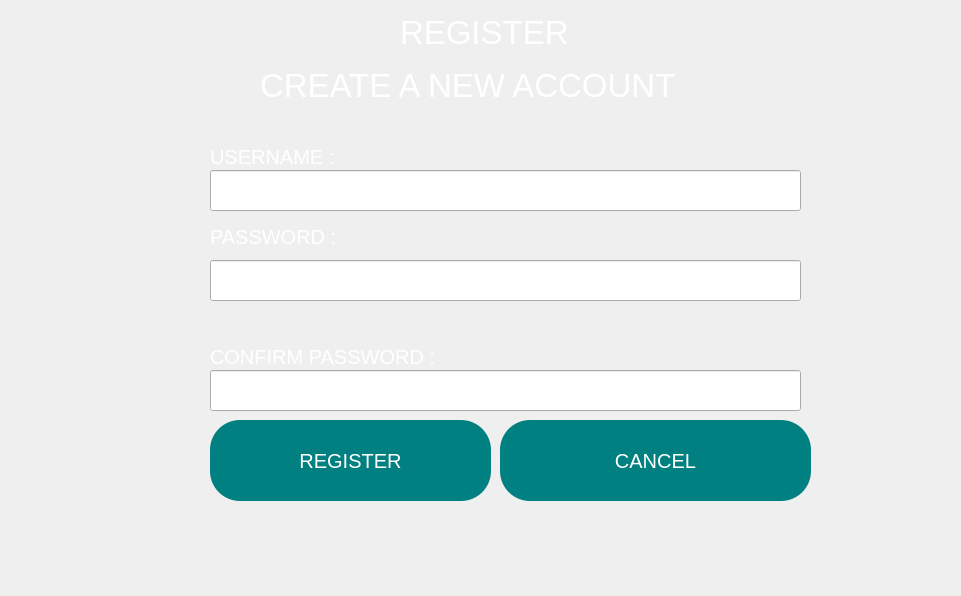
The window that registerwindow.ui (som3a-dot/Tic-Tac-Toe-Project) describes before a commit, drawn with Qt 5.
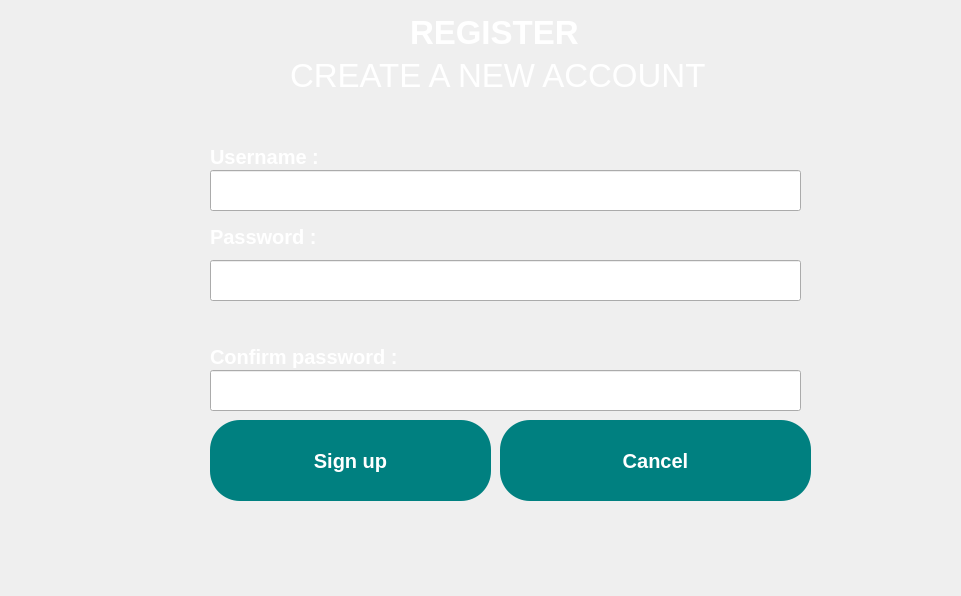
The same window after the commit. Icons and pictures are not drawn.

```diff
--- a/registerwindow.ui
+++ b/registerwindow.ui
@@ -30,6 +30,7 @@
    <property name="font">
     <font>
      <pointsize>15</pointsize>
+     <bold>true</bold>
     </font>
    </property>
    <property name="styleSheet">
@@ -39,21 +40,22 @@
 }</string>
    </property>
    <property name="text">
-    <string>CONFIRM PASSWORD :</string>
+    <string>Confirm password :</string>
    </property>
   </widget>
   <widget class="QLabel" name="label">
    <property name="geometry">
     <rect>
-     <x>400</x>
+     <x>410</x>
      <y>10</y>
-     <width>181</width>
+     <width>191</width>
      <height>44</height>
     </rect>
    </property>
    <property name="font">
     <font>
      <pointsize>25</pointsize>
+     <bold>true</bold>
     </font>
    </property>
    <property name="styleSheet">
@@ -78,6 +80,7 @@
    <property name="font">
     <font>
      <pointsize>15</pointsize>
+     <bold>true</bold>
     </font>
    </property>
    <property name="styleSheet">
@@ -93,8 +96,8 @@
   <widget class="QLabel" name="label_2">
    <property name="geometry">
     <rect>
-     <x>260</x>
-     <y>60</y>
+     <x>290</x>
+     <y>50</y>
      <width>491</width>
      <height>51</height>
     </rect>
@@ -138,6 +141,7 @@
    <property name="font">
     <font>
      <pointsize>-1</pointsize>
+     <bold>true</bold>
     </font>
    </property>
    <property name="cursor">
@@ -154,7 +158,7 @@
 }</string>
    </property>
    <property name="text">
-    <string>REGISTER</string>
+    <string>Sign up</string>
    </property>
   </widget>
   <widget class="QLabel" name="label_5">
@@ -169,6 +173,7 @@
    <property name="font">
     <font>
      <pointsize>15</pointsize>
+     <bold>true</bold>
     </font>
    </property>
    <property name="styleSheet">
@@ -178,7 +183,7 @@
 }</string>
    </property>
    <property name="text">
-    <string>USERNAME :</string>
+    <string>Username :</string>
    </property>
   </widget>
   <widget class="QPushButton" name="cancelButton_2">
@@ -193,6 +198,7 @@
    <property name="font">
     <font>
      <pointsize>-1</pointsize>
+     <bold>true</bold>
     </font>
    </property>
    <property name="cursor">
@@ -209,7 +215,7 @@
 }</string>
    </property>
    <property name="text">
-    <string>CANCEL</string>
+    <string>Cancel</string>
    </property>
   </widget>
   <widget class="QLabel" name="label_3">
@@ -224,6 +230,7 @@
    <property name="font">
     <font>
      <pointsize>15</pointsize>
+     <bold>true</bold>
     </font>
    </property>
    <property name="styleSheet">
@@ -233,7 +240,7 @@
 }</string>
    </property>
    <property name="text">
-    <string>PASSWORD :</string>
+    <string>Password :</string>
    </property>
   </widget>
   <widget class="QLineEdit" name="lineEdit_3">
@@ -248,6 +255,7 @@
    <property name="font">
     <font>
      <pointsize>15</pointsize>
+     <bold>true</bold>
     </font>
    </property>
    <property name="styleSheet">
@@ -272,6 +280,7 @@
    <property name="font">
     <font>
      <pointsize>15</pointsize>
+     <bold>true</bold>
     </font>
    </property>
    <property name="styleSheet">
```
